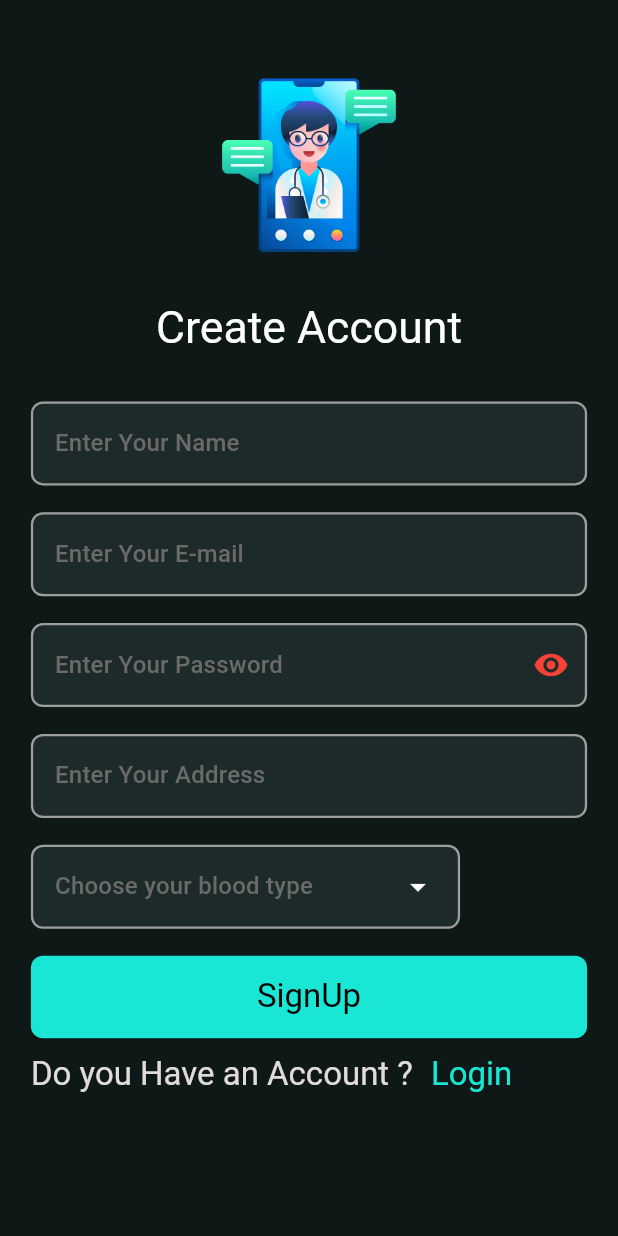
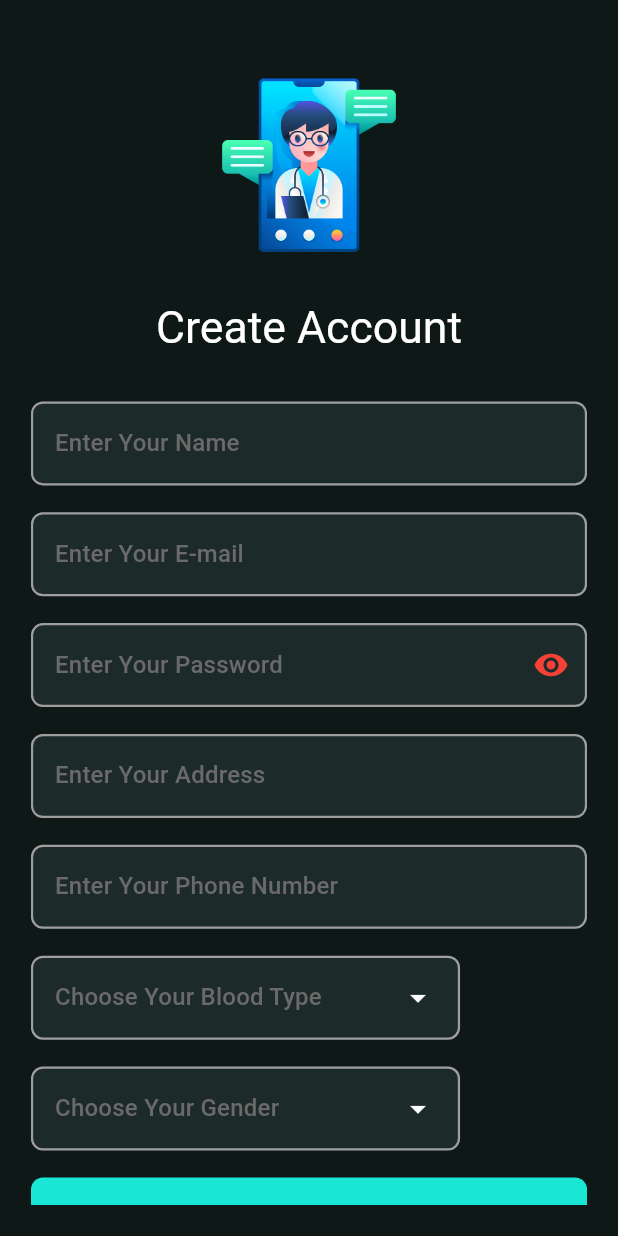
Before and after one commit to SWE-Keroles-Hany/telemedicine-app, a Flutter app: the SignUpScreen screen opened by its route, on a phone screen of 412 x 824 dp. Run offline on Flutter 3.47's test engine with Material 3 defaults, Android fonts, the phone set to English and light mode, and no system bars; drawn by our look-alikes of toastification; our stand-ins replace dartz, dio, flutter_bloc, flutter_screenutil, get_it, shared_preferences; accounts and stored records are empty.

Commit message:
fix:auth api

```diff
--- a/lib/core/helper/validations/app_validations.dart
+++ b/lib/core/helper/validations/app_validations.dart
@@ -12,6 +12,13 @@ class AppValidations {
         value.length < 3 ||
         !(value.contains("@"))) {
       return "Invalid Email";
+    }
+    return null;
+  }
+
+  static String? phoneNumberValidator(String? value) {
+    if (value == null || value.trim().isEmpty || value.length < 11) {
+      return "Invalid Phone Number";
     }
     return null;
   }
--- a/lib/core/network/dio_services.dart
+++ b/lib/core/network/dio_services.dart
@@ -1,5 +1,6 @@
 import 'dart:developer';
 import 'package:dio/dio.dart';
+import 'package:flutter/material.dart';
 import 'package:telemedicine/core/error/failure.dart';
 import 'package:telemedicine/core/network/api_services.dart';
 import 'package:telemedicine/core/network/dio_interceptor.dart';
@@ -13,7 +14,7 @@ class DioServices implements APIServices {
     dio.options.baseUrl = APICONSTANTS.baseURL;
     dio.options.headers = {
       'Accept': 'application/json',
-      'Content-Type': 'application/x-www-form-urlencoded',
+      'Content-Type': 'application/json',
     };
     dio.interceptors.add(DioInterceptors());
   }
@@ -34,8 +35,7 @@ class DioServices implements APIServices {
       );
       return handleResponse(response);
     } on DioException catch (exception) {
-      log("DioException: ${exception.response?.data}");
-      log("Full Response: ${exception.response}");
+      debugPrint("**** We Are Here");
       return handleDioError(exception);
     } catch (error) {
       log("Error in Dio POST: ${error.toString()}");
--- a/lib/features/auth/domain/repo/auth_repo_imp.dart
+++ b/lib/features/auth/domain/repo/auth_repo_imp.dart
@@ -19,6 +19,8 @@ class AuthRepositoryImpl implements AuthRepository {
     try {
       await remoteDataSource.login(email: email, password: password);
       return Right(null);
+    } on Failure catch (error) {
+      return Left(Failure(message: error.message));
     } catch (e) {
       return Left(Failure(message: e.toString()));
     }
@@ -29,6 +31,8 @@ class AuthRepositoryImpl implements AuthRepository {
     try {
       await remoteDataSource.register(user: user.toModel());
       return Right(null);
+    } on Failure catch (error) {
+      return Left(Failure(message: error.message));
     } catch (e) {
       return Left(Failure(message: e.toString()));
     }
--- a/lib/features/auth/domain/use_cases/login.dart
+++ b/lib/features/auth/domain/use_cases/login.dart
@@ -14,6 +14,8 @@ class LoginUseCase {
   }) async {
     try {
       return await repository.login(email: email, password: password);
+    } on Failure catch (error) {
+      return Left(Failure(message: error.message));
     } catch (e) {
       return Left(Failure(message: e.toString()));
     }
--- a/lib/features/auth/domain/use_cases/register.dart
+++ b/lib/features/auth/domain/use_cases/register.dart
@@ -13,6 +13,8 @@ class RegisterUseCase {
   Future<Either<Failure, void>> call({required UserEntity user}) async {
     try {
       return await repository.register(user: user);
+    } on Failure catch (error) {
+      return Left(Failure(message: error.message));
     } catch (e) {
       return Left(Failure(message: e.toString()));
     }
--- a/lib/features/auth/presentation/screens/login_screen.dart
+++ b/lib/features/auth/presentation/screens/login_screen.dart
@@ -35,7 +35,7 @@ class LoginScreen extends StatelessWidget {
                     UiUtils.hideLoading(context);
 
                     UiUtils.showMessage(
-                      message: "Some Thing Went Wrong, Try Again",
+                      message: state.message,
                       isErrorMessage: true,
                     );
                   } else if (state is LoginSuccess) {
--- a/lib/features/auth/presentation/screens/signup_screen.dart
+++ b/lib/features/auth/presentation/screens/signup_screen.dart
@@ -25,17 +25,20 @@ class SignUpScreen extends StatefulWidget {
 class _SignUpScreenState extends State<SignUpScreen> {
   final TextEditingController emailController = TextEditingController();
   final TextEditingController nameController = TextEditingController();
-  final TextEditingController phoneController = TextEditingController();
   final TextEditingController addressController = TextEditingController();
   final TextEditingController passwordController = TextEditingController();
+  final TextEditingController phoneNumberController = TextEditingController();
+  final TextEditingController dateOfBirth = TextEditingController();
+
   final globalKey = GlobalKey<FormState>();
   String? selectedBloodType;
+  String? selectedGender;
 
   @override
   void dispose() {
     emailController.dispose();
     nameController.dispose();
-    phoneController.dispose();
+    phoneNumberController.dispose();
     addressController.dispose();
     passwordController.dispose();
     super.dispose();
@@ -57,7 +60,7 @@ class _SignUpScreenState extends State<SignUpScreen> {
                   if (state is RegisterError) {
                     UiUtils.hideLoading(context);
                     UiUtils.showMessage(
-                      message: "Some Thing Went Wrong, Try Again",
+                      message: state.message,
                       isErrorMessage: true,
                     );
                   } else if (state is RegisterSuccess) {
@@ -119,11 +122,42 @@ class _SignUpScreenState extends State<SignUpScreen> {
                             AppValidations.addressValidator(address),
                       ),
                       SizedBox(height: 15.h),
-                      BloodTypeDropdown(
+
+                      CustomInputField(
+                        title: "Enter Your Phone Number",
+                        controller: phoneNumberController,
+                        validator: (email) =>
+                            AppValidations.emailValidator(email),
+                      ),
+                      SizedBox(height: 15.h),
+
+                      CustomDropDown(
+                        label: "Choose Your Blood Type",
+                        items: [
+                          'A+',
+                          'A-',
+                          'B+',
+                          'B-',
+                          'AB+',
+                          'AB-',
+                          'O+',
+                          'O-',
+                        ],
                         key: ValueKey(selectedBloodType),
                         value: selectedBloodType,
                         onChanged: (value) {
                           setState(() => selectedBloodType = value);
+                        },
+                      ),
+                      SizedBox(height: 15.h),
+                      CustomDropDown(
+                        label: "Choose Your Gender",
+
+                        items: ['Male', 'Female'],
+                        key: ValueKey(selectedGender ?? ""),
+                        value: selectedGender,
+                        onChanged: (value) {
+                          setState(() => selectedGender = value);
                         },
                       ),
                       SizedBox(height: 15.h),
@@ -138,9 +172,9 @@ class _SignUpScreenState extends State<SignUpScreen> {
                                 email: emailController.text.trim(),
                                 existingConditions: "",
                                 fullName: nameController.text.trim(),
-                                gender: "",
+                                gender: "male",
                                 password: passwordController.text.trim(),
-                                phoneNumber: phoneController.text.trim(),
+                                phoneNumber: phoneNumberController.text.trim(),
                               ),
                             );
                           }
--- a/lib/features/auth/presentation/widgets/blood_type_dropdown.dart
+++ b/lib/features/auth/presentation/widgets/blood_type_dropdown.dart
@@ -2,26 +2,20 @@ import 'package:flutter/material.dart';
 import 'package:flutter_screenutil/flutter_screenutil.dart';
 import 'package:telemedicine/core/theme/color_manger.dart';
 
-const List<String> bloodTypes = [
-  'A-',
-  'A+',
-  'B-',
-  'B+',
-  'AB-',
-  'AB+',
-  'O-',
-  'O+',
-];
-
-class BloodTypeDropdown extends StatelessWidget {
-  const BloodTypeDropdown({
+class CustomDropDown extends StatelessWidget {
+  const CustomDropDown({
     super.key,
     this.value,
     required this.onChanged,
     this.validator,
+    required this.items,
+    this.label,
   });
 
+  final List<String> items;
   final String? value;
+  final String? label;
+
   final ValueChanged<String?> onChanged;
   final String? Function(String?)? validator;
 
@@ -31,32 +25,34 @@ class BloodTypeDropdown extends StatelessWidget {
     return FormField<String>(
       key: ValueKey(value),
       initialValue: value,
-      validator: validator ??
+      validator:
+          validator ??
           (v) {
-            if (v == null || v.isEmpty) return "Please select your blood type";
+            if (v == null || v.isEmpty) return "Please $label";
             return null;
           },
       builder: (fieldState) {
         return Column(
           crossAxisAlignment: CrossAxisAlignment.start,
           children: [
-
             DropdownMenu<String>(
               width: 250.w,
               initialSelection: fieldState.value,
               textStyle: textTheme.titleMedium!.copyWith(
                 color: ColorManager.white,
               ),
-              hintText: "Choose your blood type",
+              label: Text(
+                label ?? "",
+                style: textTheme.titleMedium!.copyWith(
+                  color: ColorManager.mediumGray,
+                ),
+              ),
               inputDecorationTheme: InputDecorationTheme(
                 filled: true,
                 fillColor: ColorManager.darkTealGreen,
                 border: border(Colors.grey),
                 enabledBorder: border(Colors.grey),
                 focusedBorder: border(ColorManager.aquaMint),
-                hintStyle: textTheme.titleMedium!.copyWith(
-                  color: ColorManager.mediumGray,
-                ),
               ),
               menuStyle: MenuStyle(
                 backgroundColor: WidgetStatePropertyAll(ColorManager.white),
@@ -65,12 +61,10 @@ class BloodTypeDropdown extends StatelessWidget {
                 Icons.arrow_drop_down,
                 color: ColorManager.white,
               ),
-              dropdownMenuEntries: bloodTypes
+              dropdownMenuEntries: items
                   .map(
-                    (type) => DropdownMenuEntry<String>(
-                      value: type,
-                      label: type,
-                    ),
+                    (type) =>
+                        DropdownMenuEntry<String>(value: type, label: type),
                   )
                   .toList(),
               onSelected: (selected) {
@@ -97,11 +91,8 @@ class BloodTypeDropdown extends StatelessWidget {
 
   OutlineInputBorder border(Color color) {
     return OutlineInputBorder(
-                borderRadius: BorderRadius.circular(8),
-                borderSide:  BorderSide(
-                  color: color,
-                  width: 1.5,
-                ),
-              );
+      borderRadius: BorderRadius.circular(8),
+      borderSide: BorderSide(color: color, width: 1.5),
+    );
   }
 }
--- a/lib/features/auth/presentation/widgets/custom_input_field.dart
+++ b/lib/features/auth/presentation/widgets/custom_input_field.dart
@@ -54,9 +54,17 @@ class _CustomInputFieldState extends State<CustomInputField> {
                 },
               )
             : null,
-        hint: Text(
+        // hint: Text(
+        //   widget.title,
+        //   style: textTheme.titleMedium!.copyWith(
+        //     color: ColorManager.mediumGray,
+        //   ),
+        // ),
+        label: Text(
           widget.title,
-          style: textTheme.titleMedium!.copyWith(color: ColorManager.mediumGray),
+          style: textTheme.titleMedium!.copyWith(
+            color: ColorManager.mediumGray,
+          ),
         ),
         filled: true,
         fillColor: ColorManager.darkTealGreen,
```
Also changed, not shown: lib/core/network/api_constants.dart (+4 -3 lines), lib/core/network/methods.dart (+17 -18 lines), lib/features/auth/data/data_source/auth_api_data_source.dart (+9 -15 lines), lib/features/auth/data/models/user_model.dart (+30 -0 lines), lib/main.dart (+2 -7 lines).
